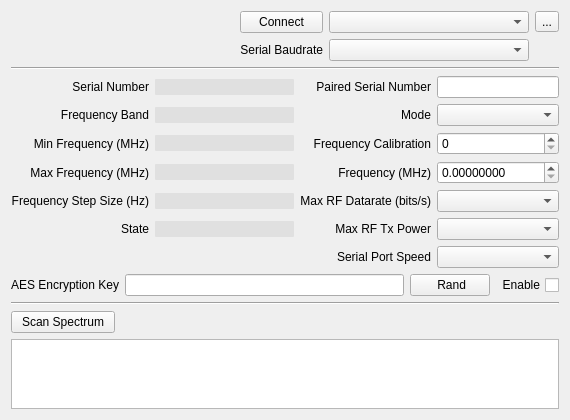
Before: the Qt Designer form ground/openpilotgcs/src/plugins/pipxtreme/pipxtreme.ui in openpilot/OpenPilot, drawn with Qt 5.
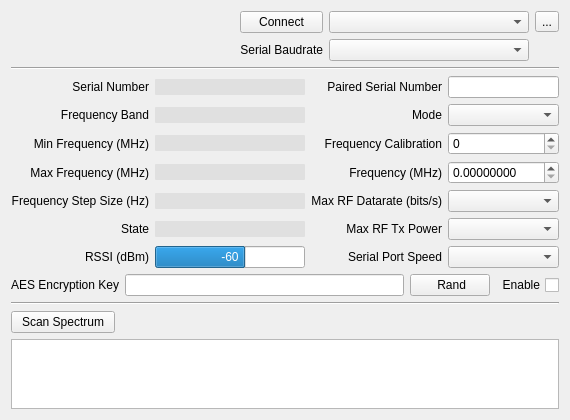
After: the same form once the commit is applied.

Diff of the .ui file:
```diff
--- a/ground/openpilotgcs/src/plugins/pipxtreme/pipxtreme.ui
+++ b/ground/openpilotgcs/src/plugins/pipxtreme/pipxtreme.ui
@@ -622,6 +622,35 @@
        </property>
       </widget>
      </item>
+     <item row="6" column="0">
+      <widget class="QLabel" name="label_16">
+       <property name="text">
+        <string>RSSI (dBm)</string>
+       </property>
+       <property name="alignment">
+        <set>Qt::AlignRight|Qt::AlignTrailing|Qt::AlignVCenter</set>
+       </property>
+      </widget>
+     </item>
+     <item row="6" column="1">
+      <widget class="QProgressBar" name="progressBar_RSSI">
+       <property name="minimum">
+        <number>-120</number>
+       </property>
+       <property name="maximum">
+        <number>-20</number>
+       </property>
+       <property name="value">
+        <number>-60</number>
+       </property>
+       <property name="textVisible">
+        <bool>true</bool>
+       </property>
+       <property name="format">
+        <string>%v</string>
+       </property>
+      </widget>
+     </item>
     </layout>
    </item>
    <item>
```
Left out of the diff: 21 changed lines with no effect on the pictures.
